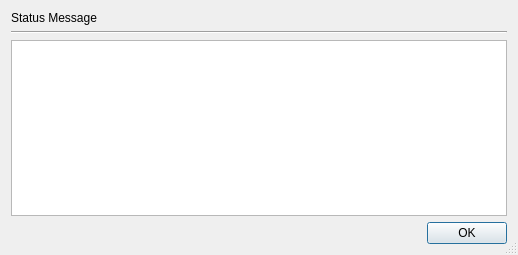
trevorsandy/lpub3d-ci, file mainApp/ldrawfilesloaddialog.ui: the form before one commit.
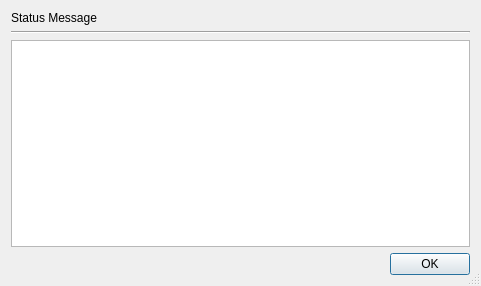
The form after the commit.

The edit to the form file:
```diff
--- a/mainApp/ldrawfilesloaddialog.ui
+++ b/mainApp/ldrawfilesloaddialog.ui
@@ -6,8 +6,8 @@
    <rect>
     <x>0</x>
     <y>0</y>
-    <width>518</width>
-    <height>255</height>
+    <width>481</width>
+    <height>286</height>
    </rect>
   </property>
   <property name="windowTitle">
@@ -22,6 +22,12 @@
   <layout class="QVBoxLayout" name="verticalLayout">
    <item>
     <widget class="QLabel" name="messagesLabel">
+     <property name="sizePolicy">
+      <sizepolicy hsizetype="Preferred" vsizetype="Preferred">
+       <horstretch>0</horstretch>
+       <verstretch>0</verstretch>
+      </sizepolicy>
+     </property>
      <property name="text">
       <string>Status Message</string>
      </property>
@@ -37,26 +43,13 @@
    <item>
     <widget class="QTreeView" name="messagesView">
      <property name="sizePolicy">
-      <sizepolicy hsizetype="Preferred" vsizetype="Preferred">
+      <sizepolicy hsizetype="Expanding" vsizetype="Expanding">
        <horstretch>0</horstretch>
        <verstretch>0</verstretch>
       </sizepolicy>
      </property>
     </widget>
    </item>
-   <item>
-    <spacer name="verticalSpacer">
-     <property name="orientation">
-      <enum>Qt::Vertical</enum>
-     </property>
-     <property name="sizeHint" stdset="0">
-      <size>
-       <width>20</width>
-       <height>13</height>
-      </size>
-     </property>
-    </spacer>
-   </item>
    <item>
     <widget class="QDialogButtonBox" name="buttonBox">
      <property name="orientation">
```
